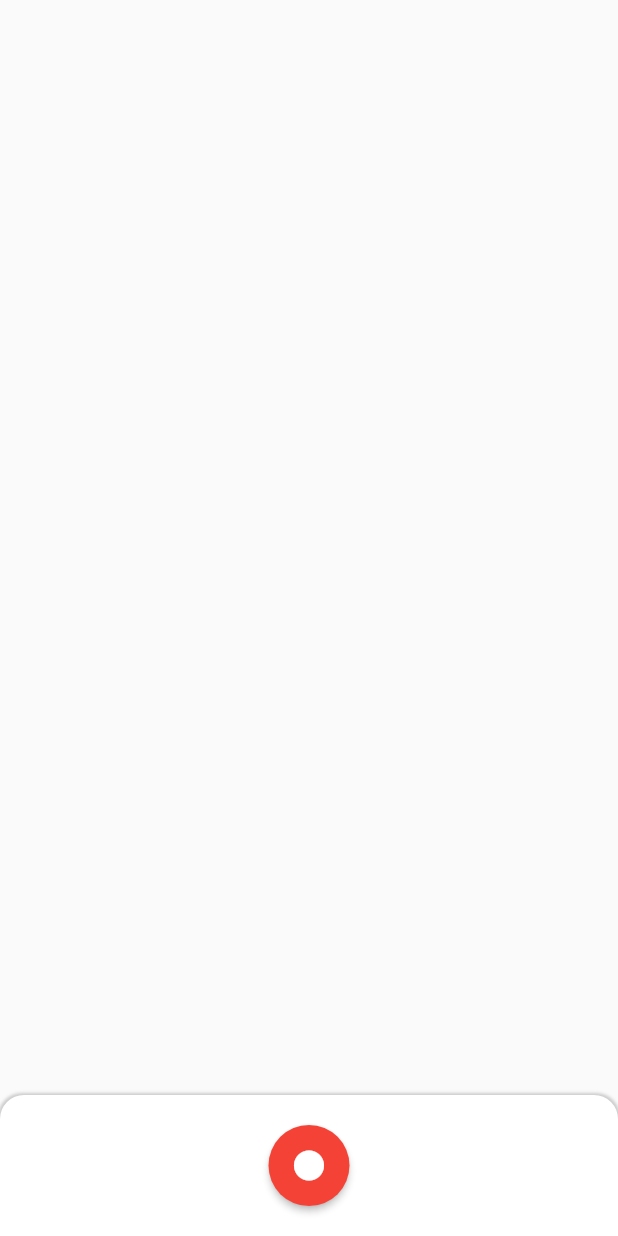
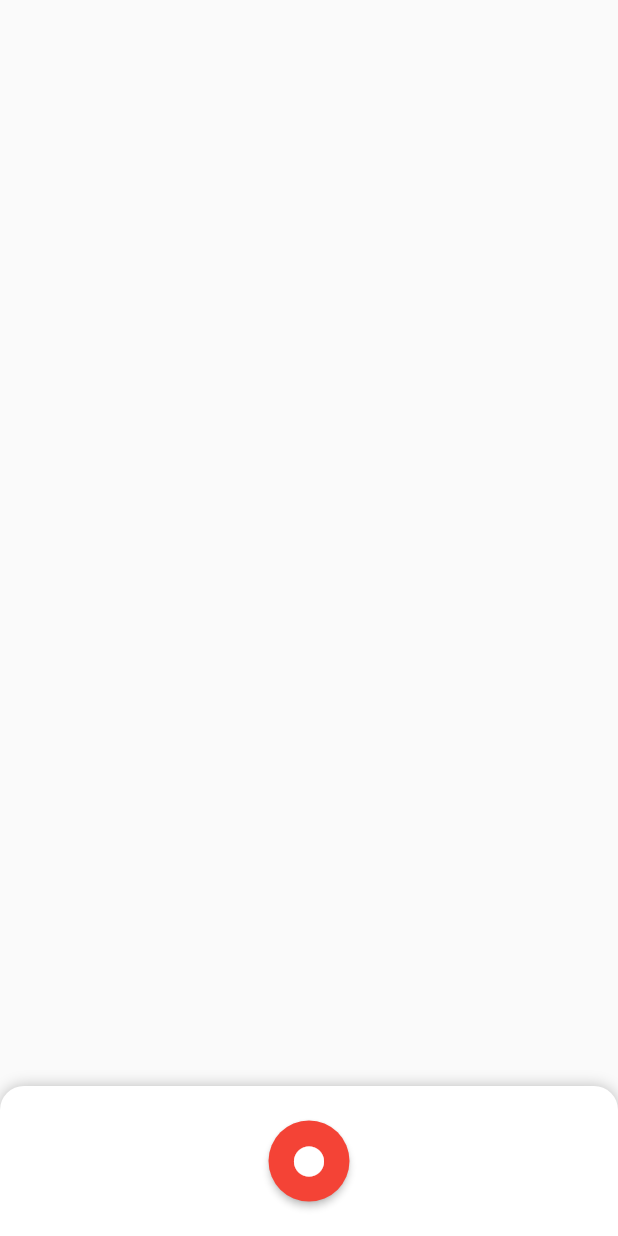
Before and after one commit to KangRuiYu/voice_scribe, a Flutter app: the screen it shows after launch, on a phone screen of 412 x 824 dp. Run offline on Flutter 3.47's test engine with Material 2 defaults, Android fonts, the phone set to English and light mode, and no system bars; drawn by our look-alikes of sliding_up_panel; our stand-ins replace permission_handler; missing offline and left inert: flutter_sound.

Commit message:
Added slidable sheet package

```diff
--- a/lib/main.dart
+++ b/lib/main.dart
@@ -1,5 +1,5 @@
 import 'package:flutter/material.dart';
-import 'package:voice_scribe/views/bottom_sheet_card.dart';
+import 'package:sliding_up_panel/sliding_up_panel.dart';
 import 'views/recorder_widget.dart';
 
 void main() {
@@ -24,9 +24,15 @@ class HomeScreen extends StatelessWidget {
         ),
       ),
       home: Scaffold(
-        body: Center(
+        body: SlidingUpPanel(
+          borderRadius: const BorderRadius.only(
+            topLeft: Radius.circular(16),
+            topRight: Radius.circular(16),
+          ),
+          body: Center(),
+          collapsed: Center(child: RecorderWidget()),
+          panel: Center(child: Text('This is the sliding widget')),
         ),
-        bottomSheet: BottomSheetCard(RecorderWidget()),
       ),
     );
   }
--- a/lib/views/bottom_sheet_card.dart
+++ /dev/null
@@ -1,27 +0,0 @@
-import 'package:flutter/material.dart';
-
-class BottomSheetCard extends StatelessWidget {
-  // A persistent bottom sheet with default styling that can hold widgets
-  final Widget child;
-
-  BottomSheetCard(this.child);
-
-  Widget build(BuildContext context) {
-    return Container(
-      padding: const EdgeInsets.all(20.0),
-      decoration: BoxDecoration(
-        color: Colors.white,
-        boxShadow: [
-          BoxShadow(
-              color: Colors.grey.withOpacity(0.5),
-              spreadRadius: 1,
-              blurRadius: 1)
-        ],
-        borderRadius: const BorderRadius.only(
-            topLeft: Radius.circular(16), topRight: Radius.circular(16)),
-      ),
-      width: double.infinity,
-      child: child,
-    );
-  }
-}
--- a/pubspec.yaml
+++ b/pubspec.yaml
@@ -32,6 +32,7 @@ dependencies:
   path_provider: ^1.6.24
   flutter_sound: ^6.4.7+1
   permission_handler: ^5.0.1+1
+  sliding_up_panel: ^1.0.2
 
 dev_dependencies:
   flutter_test:
```
Also changed, not shown: pubspec.lock.
